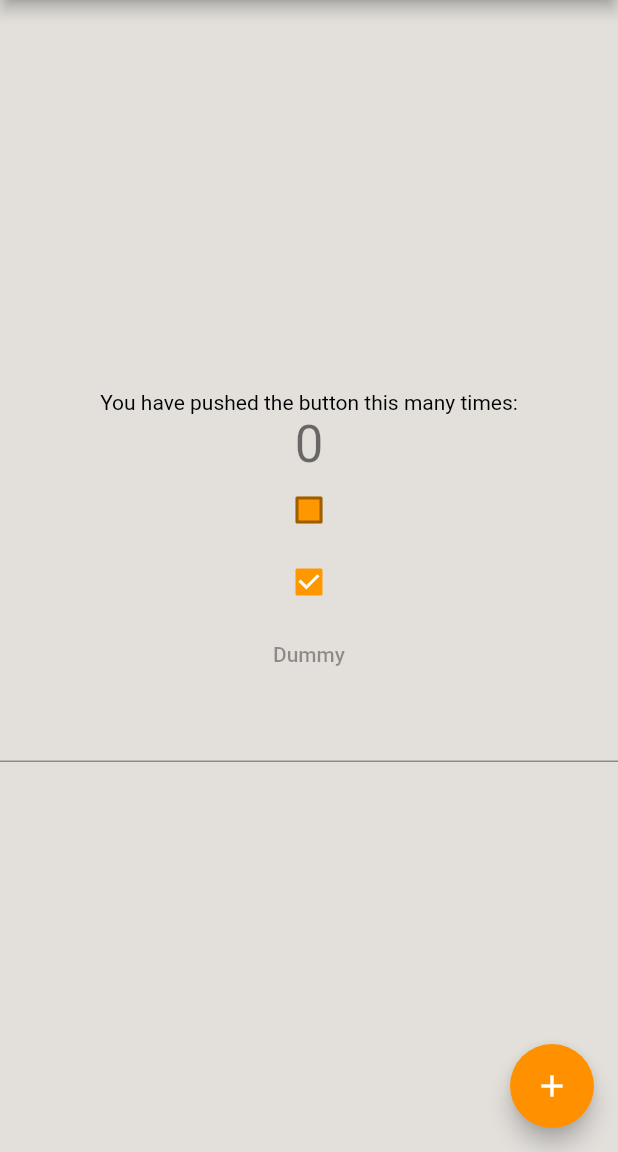
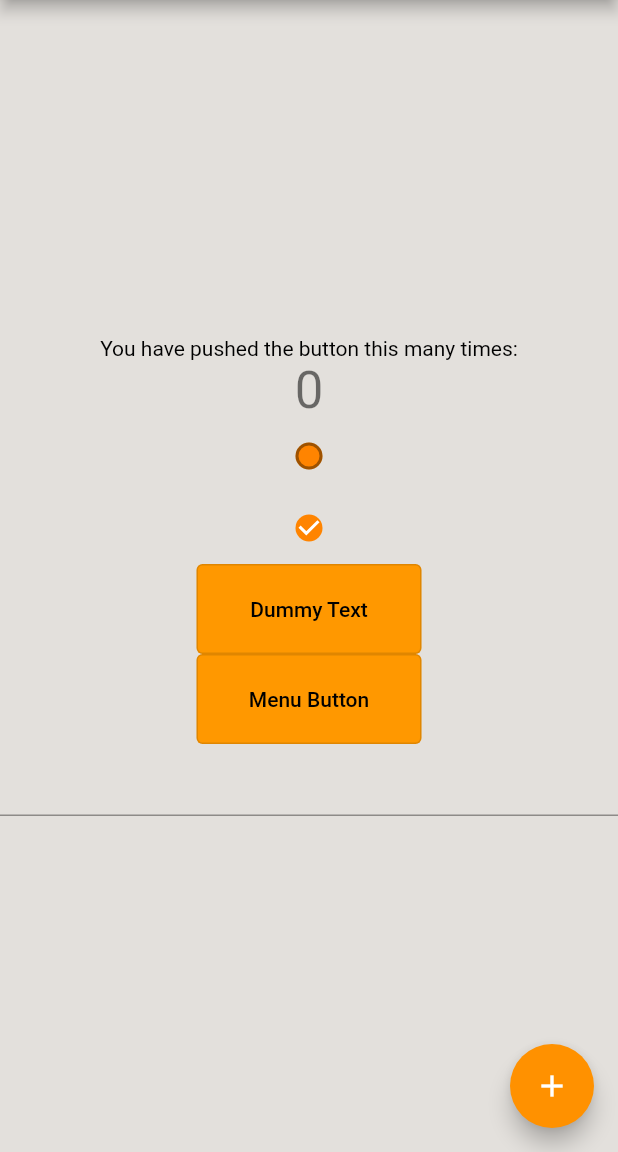
Before and after one commit to ElFov/flutter_kiva_theme, a Flutter app: the screen it shows after launch, on a phone screen of 412 x 824 dp, the part 84-1236 px from its top. Run offline on Flutter 3.47's test engine with Material 2 defaults, Android fonts, the phone set to English and light mode, and no system bars.

Commit message:
Added buttons. Refactoring buttons with parameters.

```diff
--- a/lib/main.dart
+++ b/lib/main.dart
@@ -94,7 +94,8 @@ class _MyHomePageState extends State<MyHomePage> {
             ),
             const Checkbox(value: false, onChanged: null),
             const Checkbox(value: true, onChanged: null),
-            const TextButton(onPressed: null, child: Text('Dummy')),
+            KivaTheme().KivaDefaultButton(() {}, 'Dummy Text'),
+            KivaTheme().KivaMenuButton(() {}, 'Menu Button'),
             const TextField(),
           ],
         ),
--- a/lib/view/themes/kiva_theme.dart
+++ b/lib/view/themes/kiva_theme.dart
@@ -1,6 +1,9 @@
 //This class will hold and keep custom widgets, colors and font for other projects.
 import 'package:flutter/material.dart';
 import 'package:flutter_kiva_theme/view/themes/kiva_theme_const.dart';
+
+//Enum
+enum typeButton { classic, round }
 
 class KivaTheme {
   //Colors
@@ -8,8 +11,8 @@ class KivaTheme {
     appBarTheme: const AppBarTheme(
       color: kMainColor,
     ),
-    textButtonTheme: TextButtonThemeData(
-      style: TextButton.styleFrom(
+    outlinedButtonTheme: OutlinedButtonThemeData(
+      style: OutlinedButton.styleFrom(
         primary: kMainColor,
       ),
     ),
@@ -24,7 +27,88 @@ class KivaTheme {
         backgroundColor: kFloatActionButtonColor,
         hoverColor: kFloatActionButtonHoverColor),
     checkboxTheme: CheckboxThemeData(
-      fillColor: MaterialStateProperty.all(Colors.orange[500]),
-    ),
+        fillColor: MaterialStateProperty.all(kCheckBoxFillColor),
+        overlayColor: MaterialStateProperty.all(kCheckBoxOverlayColor),
+        shape: const CircleBorder()),
   );
+
+  //Widget
+  //OutlinedButton
+//TODO Finish refactacoring the buttons.
+  OutlinedButton KivaButtonCfg(
+      VoidCallback logic, String data, typeButton selected) {
+    return OutlinedButton(
+      onPressed: logic,
+      style: ButtonStyle(
+        backgroundColor: MaterialStateProperty.all(kMainColor),
+        fixedSize: MaterialStateProperty.all(
+            const Size(kMainButtonWidth, kMainButtonHeight)),
+        shape: selected == typeButton.classic
+            ? MaterialStateProperty.all(RoundedRectangleBorder(
+                borderRadius: BorderRadius.circular(20.0)))
+            : null,
+      ),
+      child: Center(
+        child: Text(
+          data,
+          style: const TextStyle(color: kBodyColorText),
+        ),
+      ),
+    );
+  }
+
+  OutlinedButton KivaDefaultButton(VoidCallback logic, String data) {
+    return OutlinedButton(
+      onPressed: logic,
+      style: ButtonStyle(
+        backgroundColor: MaterialStateProperty.all(kMainColor),
+        fixedSize: MaterialStateProperty.all(
+            const Size(kMainButtonWidth, kMainButtonHeight)),
+        shape: null,
+      ),
+      child: Center(
+        child: Text(
+          data,
+          style: const TextStyle(color: kBodyColorText),
+        ),
+      ),
+    );
+  }
+
+  OutlinedButton KivaMenuButton(VoidCallback logic, String data) {
+    return OutlinedButton(
+      onPressed: logic,
+      style: ButtonStyle(
+        backgroundColor: MaterialStateProperty.all(kMainColor),
+        fixedSize: MaterialStateProperty.all(
+            const Size(kMainButtonWidth, kMainButtonHeight)),
+        shape: null,
+      ),
+      child: Center(
+        child: Text(
+          data,
+          style: const TextStyle(color: kBodyColorText),
+        ),
+      ),
+    );
+  }
+
+  OutlinedButton KivaMenuRoundButton(VoidCallback logic, String data) {
+    return OutlinedButton(
+      onPressed: logic,
+      style: ButtonStyle(
+        backgroundColor: MaterialStateProperty.all(kMainColor),
+        fixedSize: MaterialStateProperty.all(
+            const Size(kMainButtonWidth, kMainButtonHeight)),
+        shape: MaterialStateProperty.all(
+            RoundedRectangleBorder(borderRadius: BorderRadius.circular(20.0))),
+      ),
+      child: Center(
+        child: Text(
+          data,
+          style: const TextStyle(color: kBodyColorText),
+        ),
+      ),
+    );
+  }
 }
--- a/lib/view/themes/kiva_theme_const.dart
+++ b/lib/view/themes/kiva_theme_const.dart
@@ -1,8 +1,15 @@
-//This file will hold all values for Colors
+//This file will hold all values
 import 'package:flutter/material.dart';
 
+//Colors
 const Color kMainColor = Colors.orange;
 const Color kAppBackgroundColor = Color.fromARGB(255, 227, 224, 220);
 const Color kBodyColorText = Colors.black;
 const Color kFloatActionButtonColor = Color.fromARGB(255, 255, 145, 0);
 const Color kFloatActionButtonHoverColor = Color.fromARGB(255, 255, 200, 133);
+const Color kCheckBoxFillColor = Color.fromARGB(255, 255, 132, 0);
+const Color kCheckBoxOverlayColor = Colors.black;
+
+//Widths and Heights
+const double kMainButtonWidth = 150.0;
+const double kMainButtonHeight = 60.0;
```
